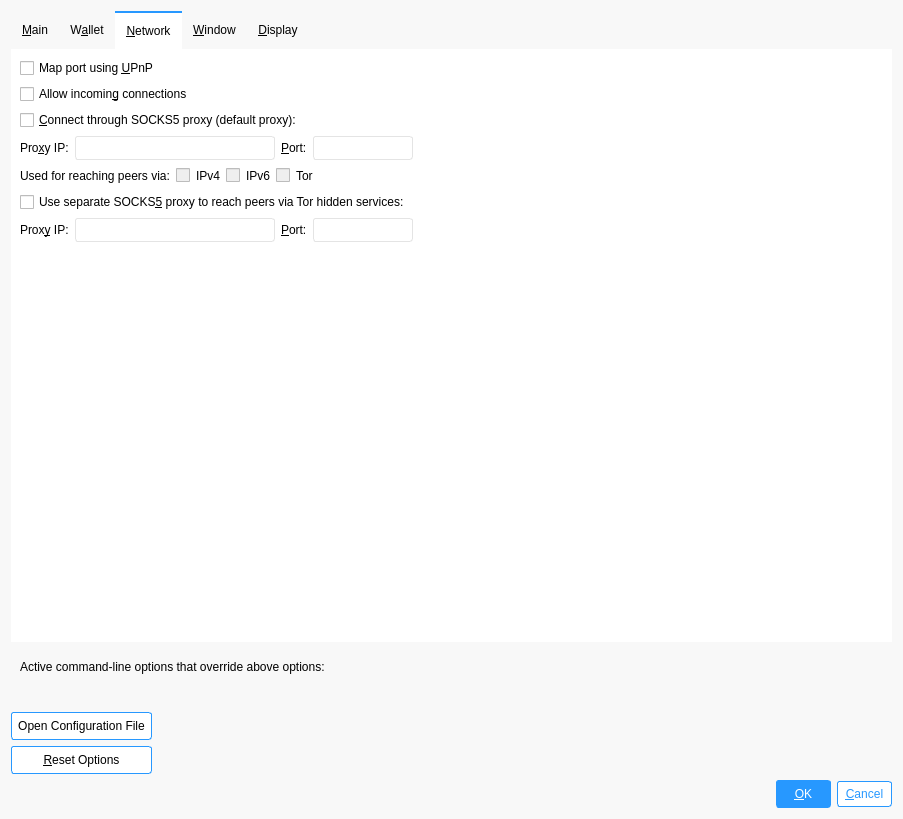
This is src/qt/forms/optionsdialog.ui in ecoinchain/ecoin as Qt 5 draws it before an edit. The edited form follows.
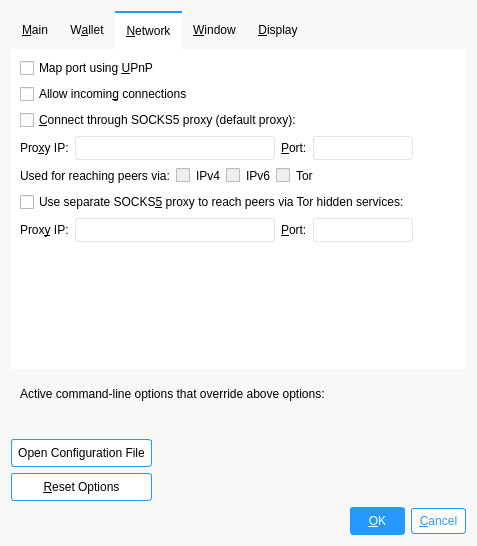
This is the edited form. Icons and pictures are not drawn. Custom widgets are drawn as their Qt base class.

The edit to the form file:
```diff
--- a/src/qt/forms/optionsdialog.ui
+++ b/src/qt/forms/optionsdialog.ui
@@ -2,14 +2,6 @@
 <ui version="4.0">
  <class>OptionsDialog</class>
  <widget class="QDialog" name="OptionsDialog">
-  <property name="geometry">
-   <rect>
-    <x>0</x>
-    <y>0</y>
-    <width>903</width>
-    <height>819</height>
-   </rect>
-  </property>
   <property name="windowTitle">
    <string>Options</string>
   </property>
```
